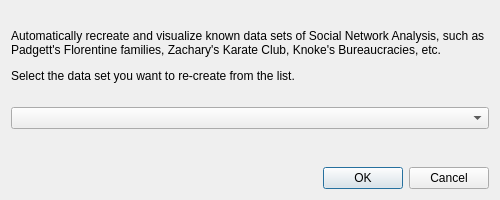
socnetv/app, file src/forms/dialogdatasetselect.ui: the form before one commit.
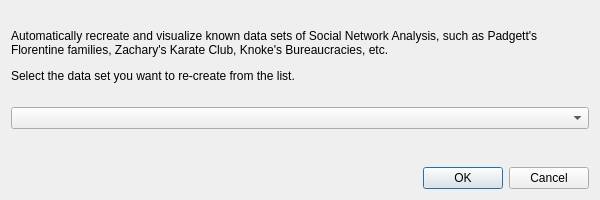
The form after the commit.

Patch:
```diff
--- a/src/forms/dialogdatasetselect.ui
+++ b/src/forms/dialogdatasetselect.ui
@@ -9,7 +9,7 @@
    <rect>
     <x>0</x>
     <y>0</y>
-    <width>500</width>
+    <width>600</width>
     <height>200</height>
    </rect>
   </property>
@@ -21,7 +21,7 @@
   </property>
   <property name="minimumSize">
    <size>
-    <width>500</width>
+    <width>600</width>
     <height>200</height>
    </size>
   </property>
```
Left out of the diff: 10 changed lines with no effect on the pictures.
